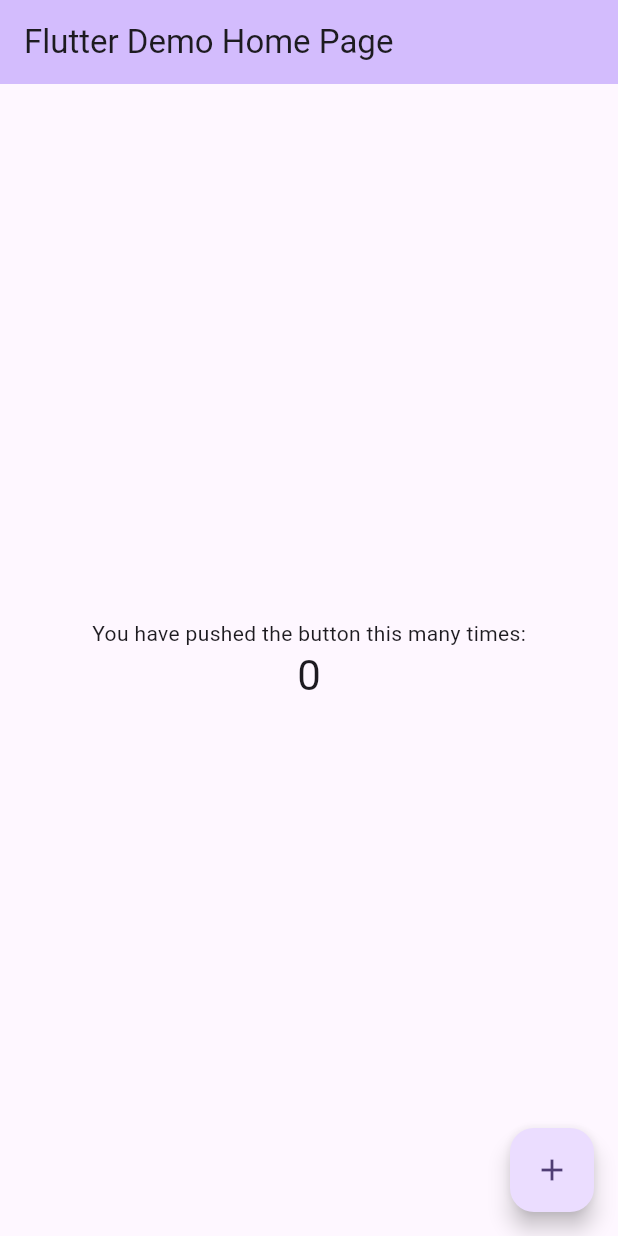
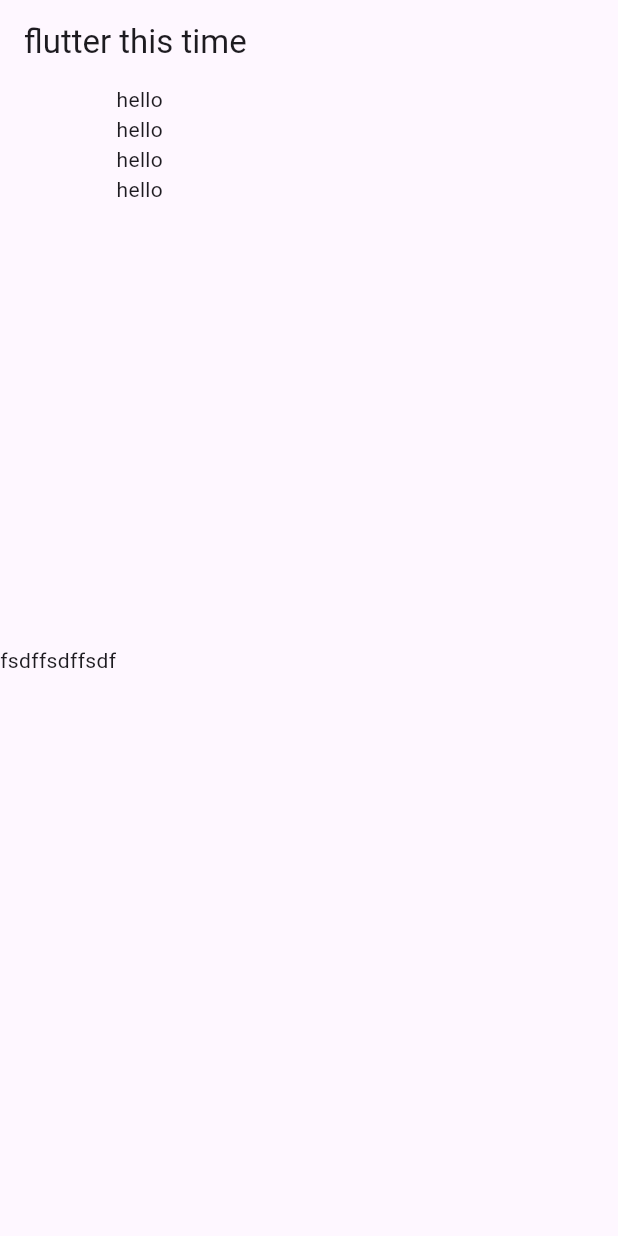
Before and after one commit to Nishan-Pradhan06/7days_flutter_todo_app, a Flutter app: the screen it shows after launch, on a phone screen of 412 x 824 dp. Run offline on Flutter 3.47's test engine with Material 3 defaults, Android fonts, the phone set to English and light mode, and no system bars.

Commit message:
day-3-row-column-widget

```diff
--- a/lib/main.dart
+++ b/lib/main.dart
@@ -1,16 +1,30 @@
 import 'package:flutter/material.dart';
+import 'package:project_07/screen.dart';
 
 void main() {
   runApp(const MyApp());
+  //data typoe and varibles
+  int data = 5;
+  String name = 'nishan';
+  double height = 5.6;
+
+  int userId = 6;
+  if (userId == 6) {
+    print('UserId is $userId');
+    print('User is a human');
+    print('Name is $name');
+    print('Height is $height');
+  } else {
+    print('bot number: $data');
+    print('User is a robot');
+  }
+
+  textitems();
 }
 
-int data = 5;
-String name = 'nishan';
-double height = 5.6;
-
-int userId = 6;
 void textitems() {
-  Text('hello');
+  int age = 21;
+  print("age is $age");
 }
 
 class MyApp extends StatelessWidget {
@@ -25,55 +39,7 @@ class MyApp extends StatelessWidget {
         colorScheme: ColorScheme.fromSeed(seedColor: Colors.deepPurple),
         useMaterial3: true,
       ),
-      home: const MyHomePage(title: 'Flutter Demo Home Page'),
+      home: Mainscreen(),
     );
   }
 }
-
-class MyHomePage extends StatefulWidget {
-  const MyHomePage({super.key, required this.title});
-
-  final String title;
-
-  @override
-  State<MyHomePage> createState() => _MyHomePageState();
-}
-
-class _MyHomePageState extends State<MyHomePage> {
-  int _counter = 0;
-
-  void _incrementCounter() {
-    setState(() {
-      _counter++;
-    });
-  }
-
-  @override
-  Widget build(BuildContext context) {
-    return Scaffold(
-      appBar: AppBar(
-        backgroundColor: Theme.of(context).colorScheme.inversePrimary,
-        title: Text(widget.title),
-      ),
-      body: Center(
-        child: Column(
-          mainAxisAlignment: MainAxisAlignment.center,
-          children: <Widget>[
-            const Text(
-              'You have pushed the button this many times:',
-            ),
-            Text(
-              '$_counter',
-              style: Theme.of(context).textTheme.headlineMedium,
-            ),
-          ],
-        ),
-      ),
-      floatingActionButton: FloatingActionButton(
-        onPressed: _incrementCounter,
-        tooltip: 'Increment',
-        child: const Icon(Icons.add),
-      ), // This trailing comma makes auto-formatting nicer for build methods.
-    );
-  }
-}
--- /dev/null
+++ b/lib/screen.dart
@@ -0,0 +1,31 @@
+import 'package:flutter/material.dart';
+
+class Mainscreen extends StatelessWidget {
+  const Mainscreen({super.key});
+
+  @override
+  Widget build(BuildContext context) {
+    return Scaffold(
+      appBar: AppBar(
+        title: Text('flutter this time'),
+      ),
+      body: Container(
+        child: Row(
+          children: [
+            Text('fsdf'),
+            Text('fsdf'),
+            Text('fsdf'),
+            Column(
+              children: [
+                Text("hello"),
+                Text("hello"),
+                Text("hello"),
+                Text("hello"),
+              ],
+            )
+          ],
+        ),
+      ),
+    );
+  }
+}
```
